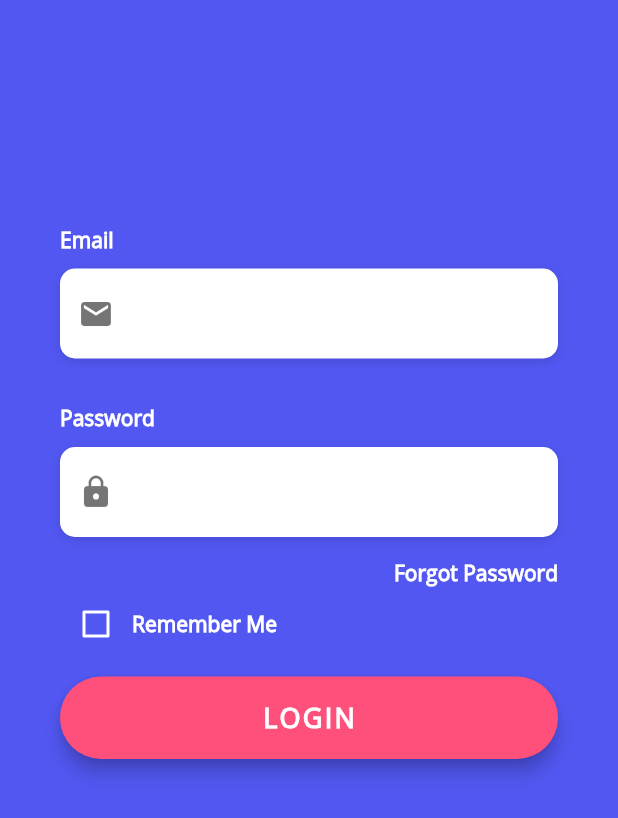
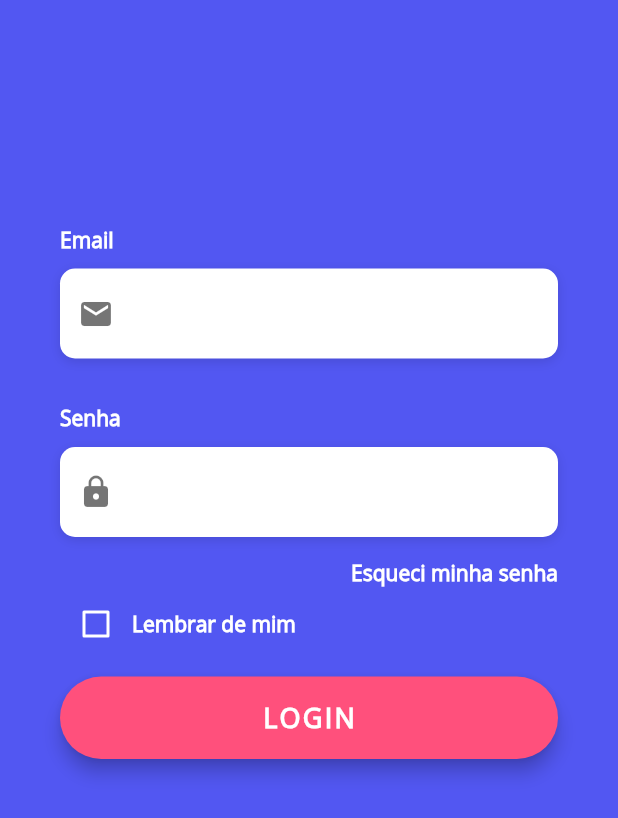
Before and after one commit to jerielverissimo/intolera, a Flutter app: the screen it shows after launch, on a phone screen of 412 x 824 dp. Shown: the top 818 px of the screen. Run offline on Flutter 3.47's test engine with Material 2 defaults, Android fonts, the phone set to English and light mode, and no system bars; our stand-ins replace bloc, dartz, data_connection_checker, equatable, firebase_auth, flutter_bloc and 4 more; missing offline and left inert: firebase_ml_vision; accounts and stored records are empty.

Commit message:
Implementing login

```diff
--- a/lib/core/presentation/utilities/styles.dart
+++ b/lib/core/presentation/utilities/styles.dart
@@ -3,3 +3,4 @@ import 'package:flutter/material.dart';
 // Colors
 final primaryColor = Color(0xFF5257f2);
 final alertColor = Color(0xFFff507c);
+//final alertColor = Color(0xFF5257f2);
--- a/lib/features/login/presentation/pages/login_screen.dart
+++ b/lib/features/login/presentation/pages/login_screen.dart
@@ -13,6 +13,9 @@ class LoginScreen extends StatefulWidget {
 
 class _LoginScreen extends State<LoginScreen> {
   bool _rememberMe = false;
+  TextEditingController _emailController = TextEditingController();
+  TextEditingController _passwordController = TextEditingController();
+
   Widget build(BuildContext context) {
     return Scaffold(
       body: GestureDetector(
@@ -32,9 +35,9 @@ class _LoginScreen extends State<LoginScreen> {
                   mainAxisAlignment: MainAxisAlignment.center,
                   children: <Widget>[
                     SizedBox(height: 30.0),
-                    email_input_text,
+                    EmailInputText(_emailController),
                     SizedBox(height: 30.0),
-                    password_input,
+                    PasswordInput(_passwordController),
                     forgot_password_button_widget,
                     RememberMeCheckboxWidget((value) {
                       setState(() {
@@ -42,7 +45,8 @@ class _LoginScreen extends State<LoginScreen> {
                       });
                     }, _rememberMe)
                         .buildRemeberMeCheckbox(),
-                    LoginButton(),
+                    LoginButton(
+                        _emailController.text, _passwordController.text),
                   ],
                 ),
               ),
--- a/lib/features/login/presentation/widgets/email_input_text_widget.dart
+++ b/lib/features/login/presentation/widgets/email_input_text_widget.dart
@@ -1,7 +1,14 @@
 import 'package:flutter/material.dart';
 import '../utilities/styles.dart';
 
-final email_input_text = Column(
+class EmailInputText extends StatelessWidget {
+  final TextEditingController controller;
+
+  EmailInputText(this.controller);
+
+  @override
+  Widget build(BuildContext context) {
+    return Column(
       crossAxisAlignment: CrossAxisAlignment.start,
       children: <Widget>[
         Text(
@@ -14,6 +21,7 @@ final email_input_text = Column(
           decoration: kBoxDecorationStyle,
           height: 60.0,
           child: TextField(
+            controller: controller,
             keyboardType: TextInputType.emailAddress,
             style: TextStyle(
               color: Colors.black87,
@@ -33,3 +41,5 @@ final email_input_text = Column(
         ),
       ],
     );
+  }
+}
--- a/lib/features/login/presentation/widgets/forgot_password_button_widget.dart
+++ b/lib/features/login/presentation/widgets/forgot_password_button_widget.dart
@@ -7,7 +7,7 @@ final forgot_password_button_widget = Container(
     onPressed: () => print('Forgot Password Button Pressed'),
     padding: EdgeInsets.only(right: 0.0),
     child: Text(
-      'Forgot Password',
+      'Esqueci minha senha',
       style: kLabelStyle,
     ),
   ),
--- a/lib/features/login/presentation/widgets/login_button_widget.dart
+++ b/lib/features/login/presentation/widgets/login_button_widget.dart
@@ -1,8 +1,14 @@
 import 'package:flutter/material.dart';
 import '../../../../core/presentation/utilities/styles.dart';
 import '../../../dashboard/presentation/pages/dashboard_screen.dart';
+import 'package:intolera/core/authentication/firebase_auth.dart';
 
 class LoginButton extends StatelessWidget {
+  final String _email;
+  final String _password;
+
+  LoginButton(this._email, this._password);
+
   @override
   Widget build(BuildContext context) {
     return Container(
@@ -10,7 +16,8 @@ class LoginButton extends StatelessWidget {
       width: double.infinity,
       child: RaisedButton(
         elevation: 5.0,
-        onPressed: () {
+        onPressed: () async {
+          bool res = await AuthProvider().signInWithEmail(_email, _password);
           Navigator.push(
             context,
             MaterialPageRoute(builder: (context) => HomePage()),
--- a/lib/features/login/presentation/widgets/password_input_widget.dart
+++ b/lib/features/login/presentation/widgets/password_input_widget.dart
@@ -1,11 +1,18 @@
 import 'package:flutter/material.dart';
 import '../utilities/styles.dart';
 
-final password_input = Column(
+class PasswordInput extends StatelessWidget {
+  final TextEditingController _passwordController;
+
+  PasswordInput(this._passwordController);
+
+  @override
+  Widget build(BuildContext context) {
+    return Column(
       crossAxisAlignment: CrossAxisAlignment.start,
       children: <Widget>[
         Text(
-      'Password',
+          'Senha',
           style: kLabelStyle,
         ),
         SizedBox(height: 10.0),
@@ -14,6 +21,7 @@ final password_input = Column(
           decoration: kBoxDecorationStyle,
           height: 60.0,
           child: TextField(
+            controller: _passwordController,
             obscureText: true,
             style: TextStyle(
               color: Colors.black87,
@@ -26,10 +34,12 @@ final password_input = Column(
                 Icons.lock,
                 color: Colors.black54,
               ),
-          hintText: 'Enter your Password',
+              hintText: 'Entra com sua Senha',
               hintStyle: kHintTextStyle,
             ),
           ),
         ),
       ],
     );
+  }
+}
--- a/lib/features/login/presentation/widgets/remember_me_checkbox_widget.dart
+++ b/lib/features/login/presentation/widgets/remember_me_checkbox_widget.dart
@@ -15,14 +15,14 @@ class RememberMeCheckboxWidget {
           Theme(
             data: ThemeData(unselectedWidgetColor: Colors.white),
             child: Checkbox(
-                value: rememberMe,
-                checkColor: Colors.green,
-                activeColor: Colors.white,
-                onChanged: this.stateSetter,
+              value: rememberMe,
+              checkColor: Colors.green,
+              activeColor: Colors.white,
+              onChanged: this.stateSetter,
             ),
           ),
           Text(
-            'Remember Me',
+            'Lembrar de mim',
             style: kLabelStyle,
           ),
         ],
--- a/pubspec.yaml
+++ b/pubspec.yaml
@@ -22,6 +22,8 @@ dependencies:
   dartz: ^0.8.6
   firebase_ml_vision:
   logger: 0.7.0+2
+  firebase_auth: 0.15.0+1
+  google_sign_in: 4.0.14
 
 dev_dependencies:
   flutter_test:
@@ -35,6 +37,7 @@ flutter:
    - assets/logos/facebook.jpg
    - assets/logos/google.jpg
    - assets/icons/barcode-scan.png
+   - assets/backgrounds/egg.jpg
 
   fonts:
     - family: OpenSans
```
Also changed, not shown: lib/core/authentication/firebase_auth.dart (added, +19 -0 lines), lib/features/food_profile/presentation/pages/food_profiles.dart (+45 -15 lines), lib/features/text_recognition/domain/usecases/find_profiles.dart (+21 -30 lines), lib/features/text_recognition/presentation/pages/camera_preview_screen.dart (+30 -22 lines), lib/features/text_recognition/presentation/pages/detail_screen.dart (added, +32 -0 lines), assets/backgrounds/egg.jpg (added), lib/features/text_recognition/presentation/widgets/card_widget.dart (added), pubspec.lock, 3 other files. Lines whose indentation alone changed are shown as unchanged.
